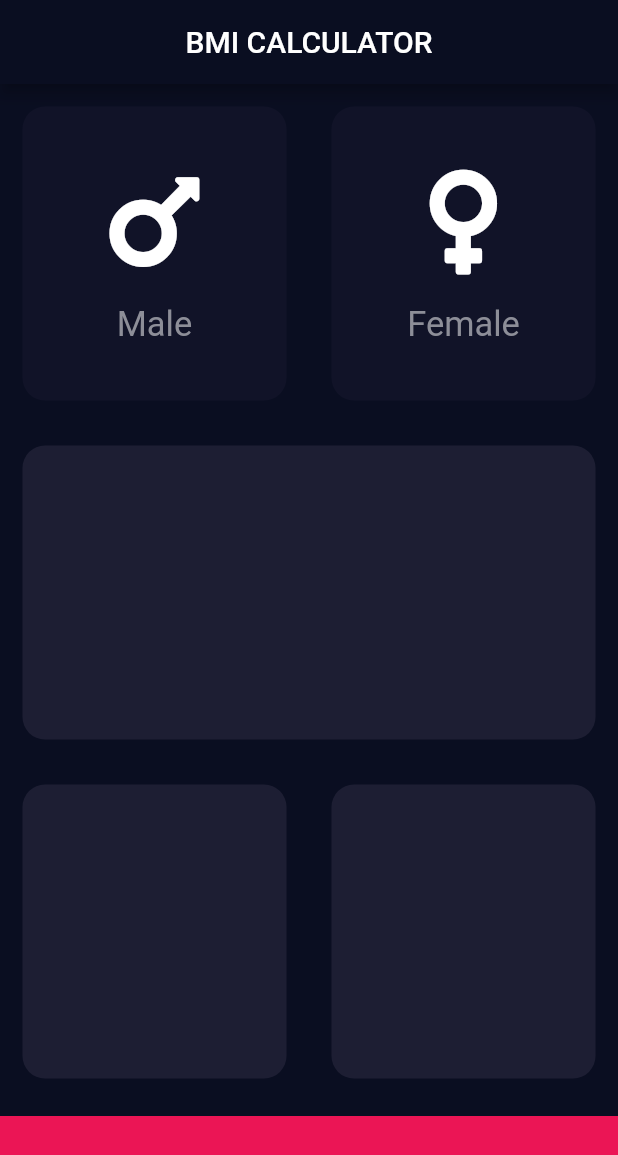
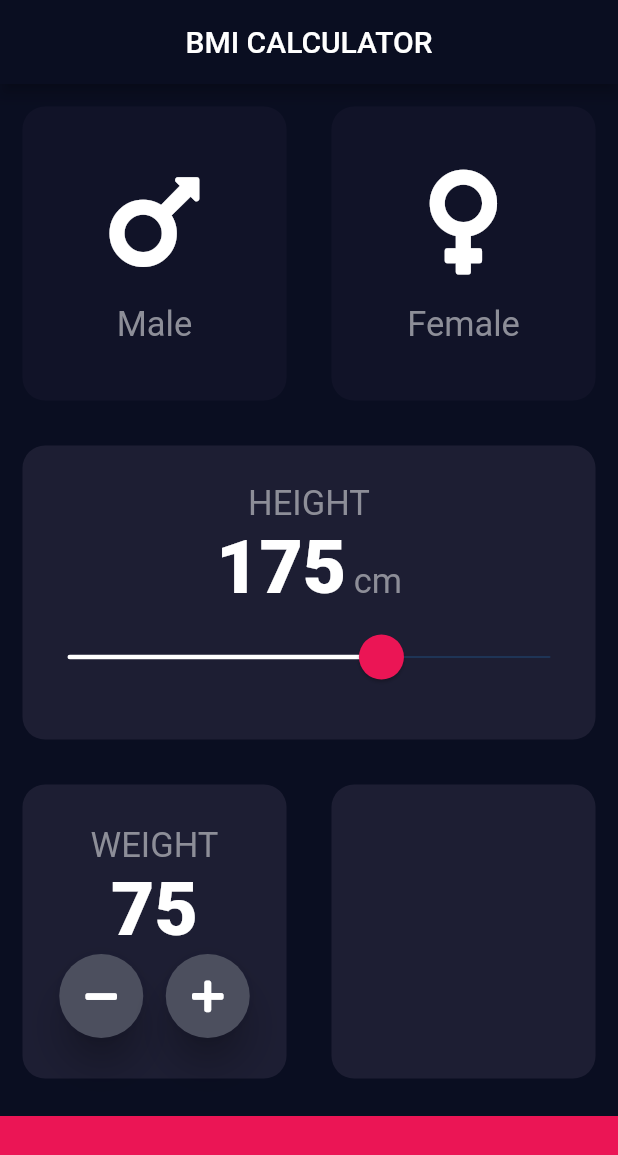
Before and after one commit to AliE99/bmi-calculator, a Flutter app: the screen it shows after launch, on a phone screen of 412 x 824 dp. Shown: the top 1155 px of the screen. Run offline on Flutter 3.47's test engine with Material 2 defaults, Android fonts, the phone set to English and light mode, and no system bars; our stand-ins replace font_awesome_flutter.

Commit message:
Feature/Created a roundIconButton: fully customized button

```diff
--- a/lib/constants.dart
+++ b/lib/constants.dart
@@ -9,3 +9,8 @@ const kLabelTextStyle = TextStyle(
   fontSize: 23.0,
   color: Color(0xFF8D8E98),
 );
+
+const kNumberStyle = TextStyle(
+  fontSize: 50.0,
+  fontWeight: FontWeight.w900,
+);
--- a/lib/input_page.dart
+++ b/lib/input_page.dart
@@ -4,6 +4,7 @@ import 'package:font_awesome_flutter/font_awesome_flutter.dart';
 import 'constants.dart';
 import 'gender_card.dart';
 import 'reusable_card.dart';
+import 'round_icon_button.dart';
 
 enum GenderType {
   male,
@@ -17,6 +18,8 @@ class InputPage extends StatefulWidget {
 
 class _InputPageState extends State<InputPage> {
   GenderType? selectedGender;
+  int height = 175;
+  int weight = 75;
 
   @override
   Widget build(BuildContext context) {
@@ -28,6 +31,7 @@ class _InputPageState extends State<InputPage> {
           ),
         ),
         body: Column(
+          crossAxisAlignment: CrossAxisAlignment.stretch,
           children: <Widget>[
             Expanded(
               child: Row(
@@ -70,6 +74,57 @@ class _InputPageState extends State<InputPage> {
             Expanded(
               child: ReusableCard(
                 colour: kActiveCardColor,
+                cardChild: Column(
+                  mainAxisAlignment: MainAxisAlignment.center,
+                  children: <Widget>[
+                    Text(
+                      'HEIGHT',
+                      style: kLabelTextStyle,
+                    ),
+                    Row(
+                      mainAxisAlignment: MainAxisAlignment.center,
+                      crossAxisAlignment: CrossAxisAlignment.baseline,
+                      textBaseline: TextBaseline.alphabetic,
+                      children: <Widget>[
+                        Text(
+                          height.toString(),
+                          style: kNumberStyle,
+                        ),
+                        SizedBox(
+                          width: 5.0,
+                        ),
+                        Text(
+                          'cm',
+                          style: kLabelTextStyle,
+                        )
+                      ],
+                    ),
+                    SliderTheme(
+                      data: SliderTheme.of(context).copyWith(
+                        thumbColor: Color(0xFFEB1555),
+                        overlayColor: Color(0x29EB1555),
+                        activeTrackColor: Colors.white,
+                        thumbShape: RoundSliderThumbShape(
+                          enabledThumbRadius: 15.0,
+                        ),
+                        overlayShape: RoundSliderOverlayShape(
+                          overlayRadius: 30.0,
+                        ),
+                        trackHeight: 1.0,
+                      ),
+                      child: Slider(
+                        value: height.toDouble(),
+                        min: 110.0,
+                        max: 210.0,
+                        onChanged: (double newValue) {
+                          setState(() {
+                            height = newValue.round();
+                          });
+                        },
+                      ),
+                    )
+                  ],
+                ),
               ),
             ),
             Expanded(
@@ -78,6 +133,33 @@ class _InputPageState extends State<InputPage> {
                   Expanded(
                     child: ReusableCard(
                       colour: kActiveCardColor,
+                      cardChild: Column(
+                        mainAxisAlignment: MainAxisAlignment.center,
+                        children: <Widget>[
+                          Text(
+                            'WEIGHT',
+                            style: kLabelTextStyle,
+                          ),
+                          Text(
+                            weight.toString(),
+                            style: kNumberStyle,
+                          ),
+                          Row(
+                            mainAxisAlignment: MainAxisAlignment.center,
+                            children: <Widget>[
+                              RoundIconButton(
+                                icon: FontAwesomeIcons.minus,
+                              ),
+                              SizedBox(
+                                width: 15.0,
+                              ),
+                              RoundIconButton(
+                                icon: FontAwesomeIcons.plus,
+                              ),
+                            ],
+                          )
+                        ],
+                      ),
                     ),
                   ),
                   Expanded(
--- /dev/null
+++ b/lib/round_icon_button.dart
@@ -0,0 +1,22 @@
+import 'package:flutter/material.dart';
+
+class RoundIconButton extends StatelessWidget {
+  final IconData? icon;
+
+  RoundIconButton({this.icon});
+
+  @override
+  Widget build(BuildContext context) {
+    return RawMaterialButton(
+      child: Icon(icon),
+      onPressed: () {},
+      constraints: BoxConstraints.tightFor(
+        width: 56.0,
+        height: 56.0,
+      ),
+      fillColor: Color(0xFF4C4F5E),
+      shape: CircleBorder(),
+      elevation: 10.0,
+    );
+  }
+}
```
